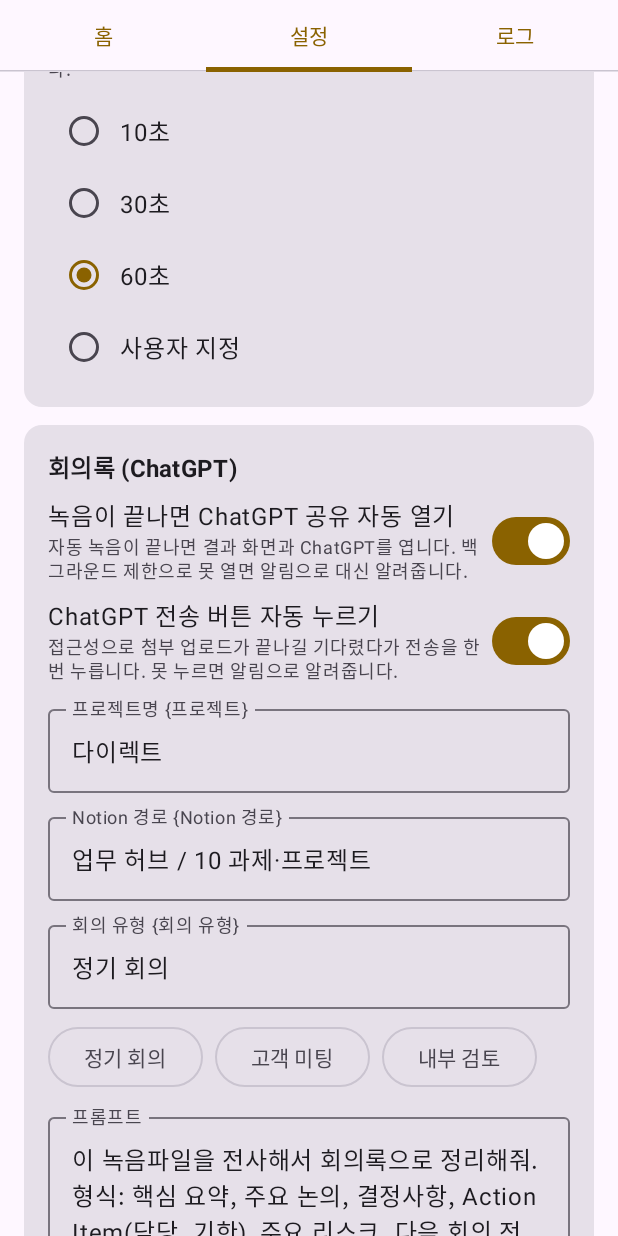
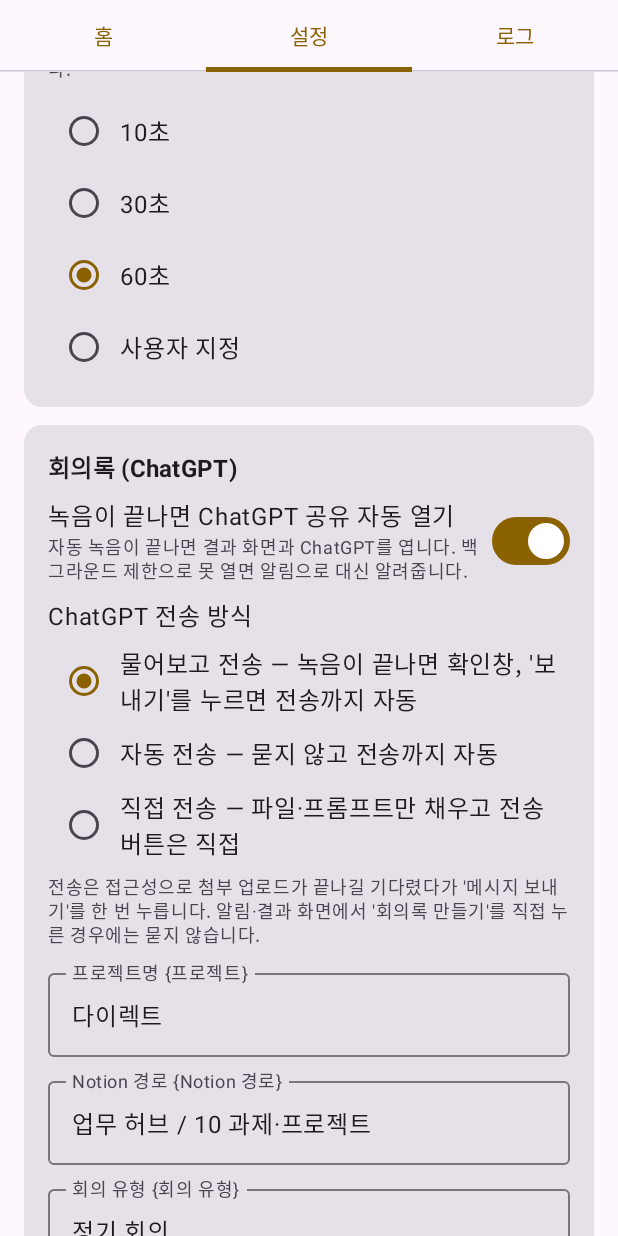
Before and after one commit to forlig85/myco, an Android app built with Jetpack Compose: the screen it shows after launch (MainActivity), tab 2 chosen, scrolled down 1085 dp, on a phone screen of 412 x 824 dp. Run offline under Robolectric (Android 15) with nearby library versions, the phone set to English and light mode, and no system bars.

```diff
--- a/app/src/main/java/io/github/forlig85/memoauto/Prefs.kt
+++ b/app/src/main/java/io/github/forlig85/memoauto/Prefs.kt
@@ -2,6 +2,13 @@ package io.github.forlig85.memoauto
 
 import android.content.Context
 import android.content.SharedPreferences
+
+/** 녹음이 끝난 뒤 ChatGPT 전송 방식. */
+enum class SendMode(val label: String) {
+    ASK("물어보고 전송 — 녹음이 끝나면 확인창, '보내기'를 누르면 전송까지 자동"),
+    AUTO("자동 전송 — 묻지 않고 전송까지 자동"),
+    MANUAL("직접 전송 — 파일·프롬프트만 채우고 전송 버튼은 직접"),
+}
 
 /** 녹음 시작 방식. */
 enum class StartMode(val label: String) {
@@ -128,10 +135,10 @@ object Prefs {
         get() = sp.getBoolean("auto_open_chatgpt", true)
         set(v) = putBool("auto_open_chatgpt", v)
 
-    /** ChatGPT 화면에서 전송 버튼을 접근성으로 자동 탭. */
-    var autoSendChatGpt: Boolean
-        get() = sp.getBoolean("auto_send_chatgpt", true)
-        set(v) = putBool("auto_send_chatgpt", v)
+    /** ChatGPT 전송 방식. */
+    var sendMode: SendMode
+        get() = runCatching { SendMode.valueOf(str("send_mode", SendMode.ASK.name)) }.getOrDefault(SendMode.ASK)
+        set(v) = putStr("send_mode", v.name)
 
     // ── 최근 녹음 ───────────────────────────────────────
     var lastRecording: io.github.forlig85.memoauto.share.RecordingInfo?
--- a/app/src/main/java/io/github/forlig85/memoauto/share/MeetingShare.kt
+++ b/app/src/main/java/io/github/forlig85/memoauto/share/MeetingShare.kt
@@ -64,7 +64,7 @@ object MeetingShare {
                     ctx.startActivity(i.addFlags(Intent.FLAG_ACTIVITY_NEW_TASK))
                     AppLog.i(TAG, "ChatGPT 로 공유: type=$type activity=${target.name}")
                     Notifier.toast(ctx, "ChatGPT로 넘겼습니다. 프롬프트는 클립보드에도 복사돼 있습니다(안 보이면 입력창을 길게 눌러 붙여넣기).")
-                    if (Prefs.autoSendChatGpt) armAutoSend(prompt)
+                    if (Prefs.sendMode != io.github.forlig85.memoauto.SendMode.MANUAL) armAutoSend(prompt)
                     return true
                 } catch (e: Exception) {
                     AppLog.w(TAG, "ChatGPT 공유 실행 실패(type=$type)", e)
--- a/app/src/main/java/io/github/forlig85/memoauto/share/PostRecording.kt
+++ b/app/src/main/java/io/github/forlig85/memoauto/share/PostRecording.kt
@@ -43,7 +43,7 @@ object PostRecording {
         // 접근성 서비스 컨텍스트는 백그라운드 Activity 시작이 허용될 가능성이 높다
         val launcher: Context = AutomationService.instance ?: app
         try {
-            launcher.startActivity(ResultActivity.intent(app, info, autoShare))
+            launcher.startActivity(ResultActivity.intent(app, info, autoShare, fromAutomation = true))
             AppLog.i(TAG, "결과 화면 실행 요청 (ChatGPT 자동 열기=$autoShare)")
         } catch (ex: Exception) {
             AppLog.w(TAG, "결과 화면 실행 실패", ex)
--- a/app/src/main/java/io/github/forlig85/memoauto/ui/SettingsScreen.kt
+++ b/app/src/main/java/io/github/forlig85/memoauto/ui/SettingsScreen.kt
@@ -57,7 +57,7 @@ fun SettingsScreen(resumeTick: Int) {
     var meetingType by remember { mutableStateOf(Prefs.meetingType) }
     var template by remember { mutableStateOf(Prefs.promptTemplate) }
     var autoOpen by remember { mutableStateOf(Prefs.autoOpenChatGpt) }
-    var autoSend by remember { mutableStateOf(Prefs.autoSendChatGpt) }
+    var sendMode by remember { mutableStateOf(Prefs.sendMode) }
 
     val folderLauncher = rememberLauncherForActivityResult(ActivityResultContracts.OpenDocumentTree()) { uri: Uri? ->
         if (uri != null) {
@@ -170,10 +170,11 @@ fun SettingsScreen(resumeTick: Int) {
                 "녹음이 끝나면 ChatGPT 공유 자동 열기", autoOpen,
                 hint = "자동 녹음이 끝나면 결과 화면과 ChatGPT를 엽니다. 백그라운드 제한으로 못 열면 알림으로 대신 알려줍니다."
             ) { autoOpen = it; Prefs.autoOpenChatGpt = it }
-            SwitchRow(
-                "ChatGPT 전송 버튼 자동 누르기", autoSend,
-                hint = "접근성으로 첨부 업로드가 끝나길 기다렸다가 전송을 한 번 누릅니다. 못 누르면 알림으로 알려줍니다."
-            ) { autoSend = it; Prefs.autoSendChatGpt = it }
+            Text("ChatGPT 전송 방식")
+            RadioGroup(io.github.forlig85.memoauto.SendMode.entries.map { it to it.label }, sendMode) {
+                sendMode = it; Prefs.sendMode = it
+            }
+            Hint("전송은 접근성으로 첨부 업로드가 끝나길 기다렸다가 '메시지 보내기'를 한 번 누릅니다. 알림·결과 화면에서 '회의록 만들기'를 직접 누른 경우에는 묻지 않습니다.")
             OutlinedTextField(
                 value = project, onValueChange = { project = it; Prefs.projectName = it },
                 label = { Text("프로젝트명 {프로젝트}") }, singleLine = true, modifier = Modifier.fillMaxWidth(),
```
Also changed, not shown: app/src/main/java/io/github/forlig85/memoauto/ui/ResultActivity.kt (+45 -2 lines), 1 other file.
